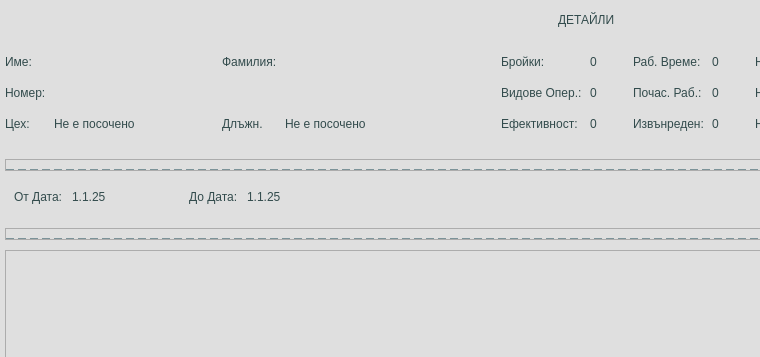
Above: app/ui/widgets/customPaymentsDetailsWidget.ui from DevilPhp/WorkSalary.v01 before the change; both pictures show x 0 to 760 and y 0 to 357 of the 1173 by 915 pixel window. Below: the same form after it.
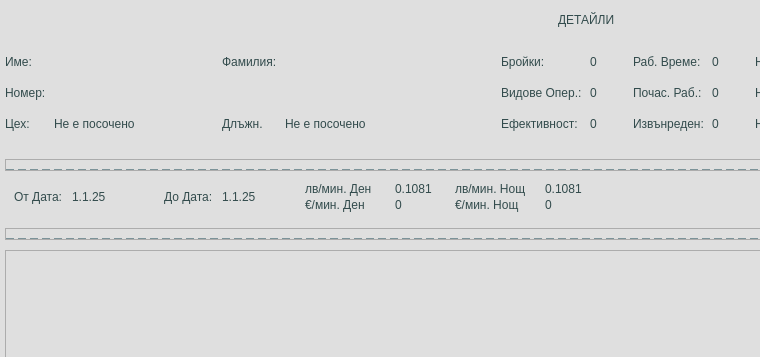
That is the form after the change. Icons and pictures are not drawn.

```diff
--- a/app/ui/widgets/customPaymentsDetailsWidget.ui
+++ b/app/ui/widgets/customPaymentsDetailsWidget.ui
@@ -678,7 +678,7 @@
           <widget class="QWidget" name="widget_5" native="true">
            <layout class="QHBoxLayout" name="horizontalLayout_8">
             <property name="spacing">
-             <number>65</number>
+             <number>40</number>
             </property>
             <property name="leftMargin">
              <number>0</number>
@@ -732,6 +732,121 @@
               </layout>
              </widget>
             </item>
+            <item>
+             <widget class="QWidget" name="widget_3" native="true">
+              <property name="minimumSize">
+               <size>
+                <width>0</width>
+                <height>0</height>
+               </size>
+              </property>
+              <layout class="QHBoxLayout" name="horizontalLayout_10">
+               <property name="spacing">
+                <number>0</number>
+               </property>
+               <property name="leftMargin">
+                <number>0</number>
+               </property>
+               <property name="topMargin">
+                <number>0</number>
+               </property>
+               <property name="rightMargin">
+                <number>0</number>
+               </property>
+               <property name="bottomMargin">
+                <number>0</number>
+               </property>
+               <item>
+                <layout class="QGridLayout" name="gridLayout">
+                 <item row="0" column="0">
+                  <layout class="QGridLayout" name="gridLayout_2">
+                   <item row="1" column="3">
+                    <widget class="QLabel" name="euroPerMinNightLabel">
+                     <property name="text">
+                      <string>0</string>
+                     </property>
+                    </widget>
+                   </item>
+                   <item row="1" column="1">
+                    <widget class="QLabel" name="euroPerMinDayLabel">
+                     <property name="text">
+                      <string>0</string>
+                     </property>
+                    </widget>
+                   </item>
+                   <item row="0" column="1">
+                    <widget class="QLabel" name="levaPerMinDayLabel">
+                     <property name="minimumSize">
+                      <size>
+                       <width>60</width>
+                       <height>0</height>
+                      </size>
+                     </property>
+                     <property name="text">
+                      <string>0.1081</string>
+                     </property>
+                    </widget>
+                   </item>
+                   <item row="1" column="0">
+                    <widget class="QLabel" name="label_9">
+                     <property name="text">
+                      <string>€/мин. Ден</string>
+                     </property>
+                    </widget>
+                   </item>
+                   <item row="0" column="3">
+                    <widget class="QLabel" name="levaPerMinNightLabel">
+                     <property name="minimumSize">
+                      <size>
+                       <width>60</width>
+                       <height>0</height>
+                      </size>
+                     </property>
+                     <property name="text">
+                      <string>0.1081</string>
+                     </property>
+                    </widget>
+                   </item>
+                   <item row="0" column="0">
+                    <widget class="QLabel" name="label_7">
+                     <property name="minimumSize">
+                      <size>
+                       <width>90</width>
+                       <height>0</height>
+                      </size>
+                     </property>
+                     <property name="text">
+                      <string>лв/мин. Ден</string>
+                     </property>
+                    </widget>
+                   </item>
+                   <item row="0" column="2">
+                    <widget class="QLabel" name="label_35">
+                     <property name="minimumSize">
+                      <size>
+                       <width>90</width>
+                       <height>0</height>
+                      </size>
+                     </property>
+                     <property name="text">
+                      <string>лв/мин. Нощ</string>
+                     </property>
+                    </widget>
+                   </item>
+                   <item row="1" column="2">
+                    <widget class="QLabel" name="label_40">
+                     <property name="text">
+                      <string>€/мин. Нощ</string>
+                     </property>
+                    </widget>
+                   </item>
+                  </layout>
+                 </item>
+                </layout>
+               </item>
+              </layout>
+             </widget>
+            </item>
            </layout>
           </widget>
          </item>
```
Left out of the diff: 2 changed lines with no effect on the pictures.
